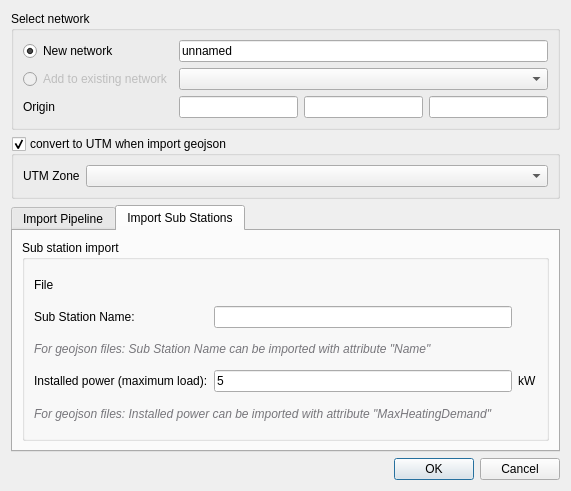
The window that SIM-VICUS/src/SVNetworkImportDialog.ui (ghorwin/SIM-VICUS) describes before a commit, drawn with Qt 5.
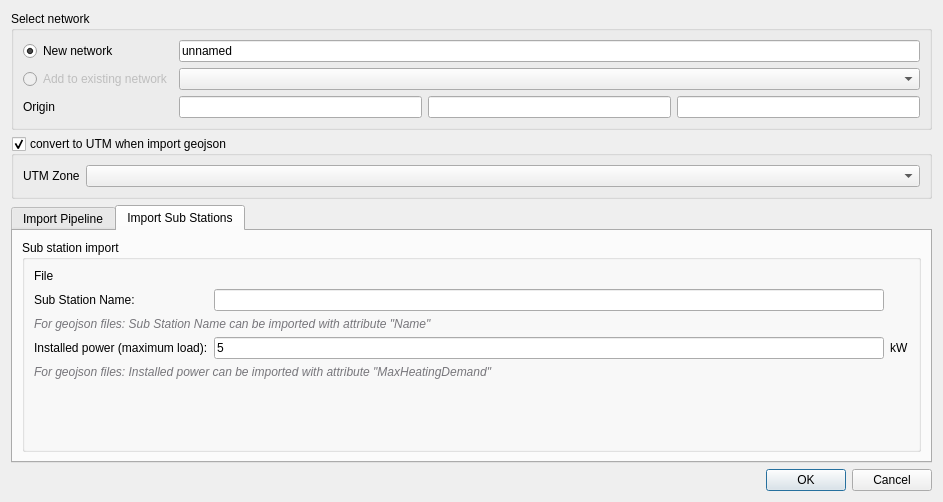
The same window after the commit. Custom widgets are drawn as their Qt base class.

What changed in the file:
```diff
--- a/SIM-VICUS/src/SVNetworkImportDialog.ui
+++ b/SIM-VICUS/src/SVNetworkImportDialog.ui
@@ -6,8 +6,8 @@
    <rect>
     <x>0</x>
     <y>0</y>
-    <width>571</width>
-    <height>491</height>
+    <width>943</width>
+    <height>502</height>
    </rect>
   </property>
   <property name="windowTitle">
@@ -278,6 +278,19 @@
             </property>
            </widget>
           </item>
+          <item row="5" column="0">
+           <spacer name="verticalSpacer">
+            <property name="orientation">
+             <enum>Qt::Vertical</enum>
+            </property>
+            <property name="sizeHint" stdset="0">
+             <size>
+              <width>20</width>
+              <height>40</height>
+             </size>
+            </property>
+           </spacer>
+          </item>
          </layout>
         </widget>
        </item>
```
Left out of the diff: 78 changed lines with no effect on the pictures.
